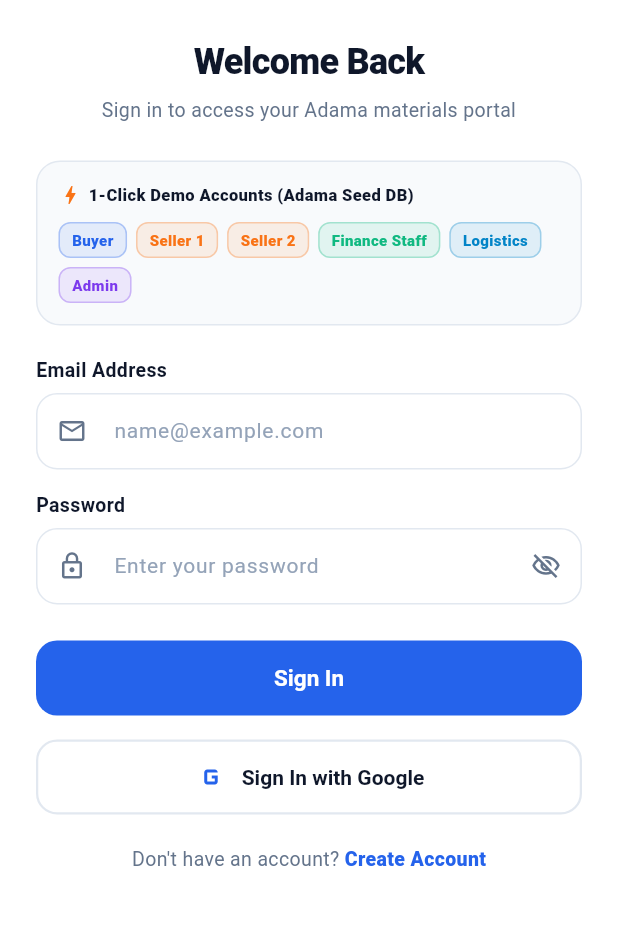
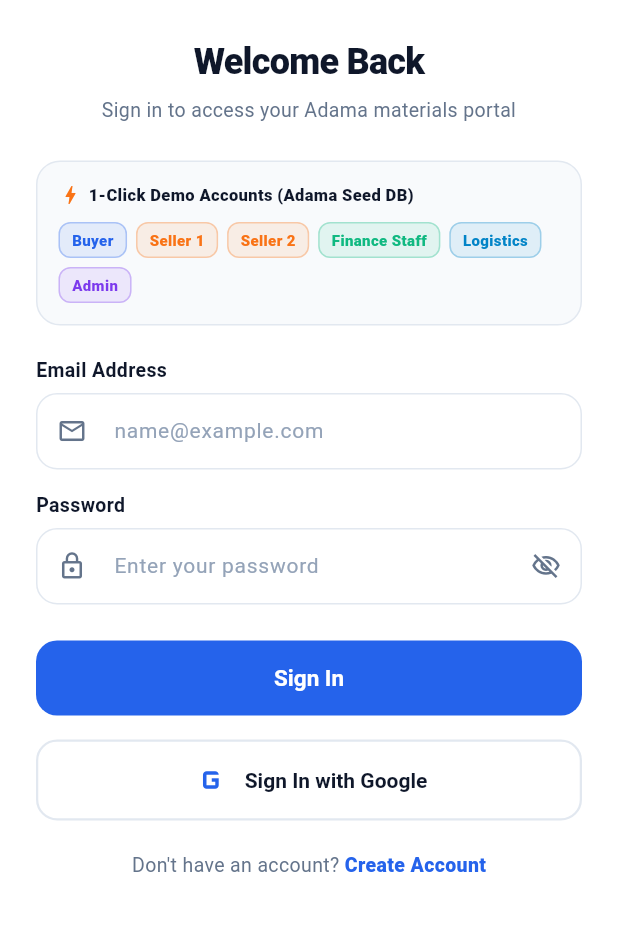
Before and after one commit to Revola-MarketPlace/Revola-App, a Flutter app: the LoginScreen screen opened by its route, on a phone screen of 412 x 824 dp, the part 90-1021 px from its top. Run offline on Flutter 3.47's test engine with Material 3 defaults, Android fonts, the phone set to English and light mode, and no system bars; our stand-ins replace cached_network_image, dio, flutter_map, flutter_riverpod, flutter_secure_storage, flutter_spinkit and 4 more; accounts and stored records are empty.

Commit message:
fix(auth): replace web SVG with native icon in Google button

```diff
--- a/lib/features/auth/presentation/screens/login_screen.dart
+++ b/lib/features/auth/presentation/screens/login_screen.dart
@@ -185,15 +185,9 @@
               // Google Sign In Button
               OutlinedButton.icon(
                 onPressed: () {
-                  // Connects to Google Auth endpoint
                   _fillDemo('buyer@marketplace.com', 'BuyerPass123');
                 },
-                icon: Image.network(
-                  'https://www.gstatic.com/firebasejs/ui/2.0.0/images/auth/google.svg',
-                  width: 18,
-                  height: 18,
-                  errorBuilder: (_, __, ___) => const Icon(Icons.g_mobiledata, color: AppTheme.primaryBlue, size: 24),
-                ),
+                icon: const Icon(Icons.g_mobiledata, color: AppTheme.primaryBlue, size: 28),
                 label: const Text(
                   'Sign In with Google',
                   style: TextStyle(fontSize: 14, fontWeight: FontWeight.w700, color: AppTheme.textPrimary),
```
Also changed, not shown: lib/core/router/app_router.dart (+14 -1 lines).
